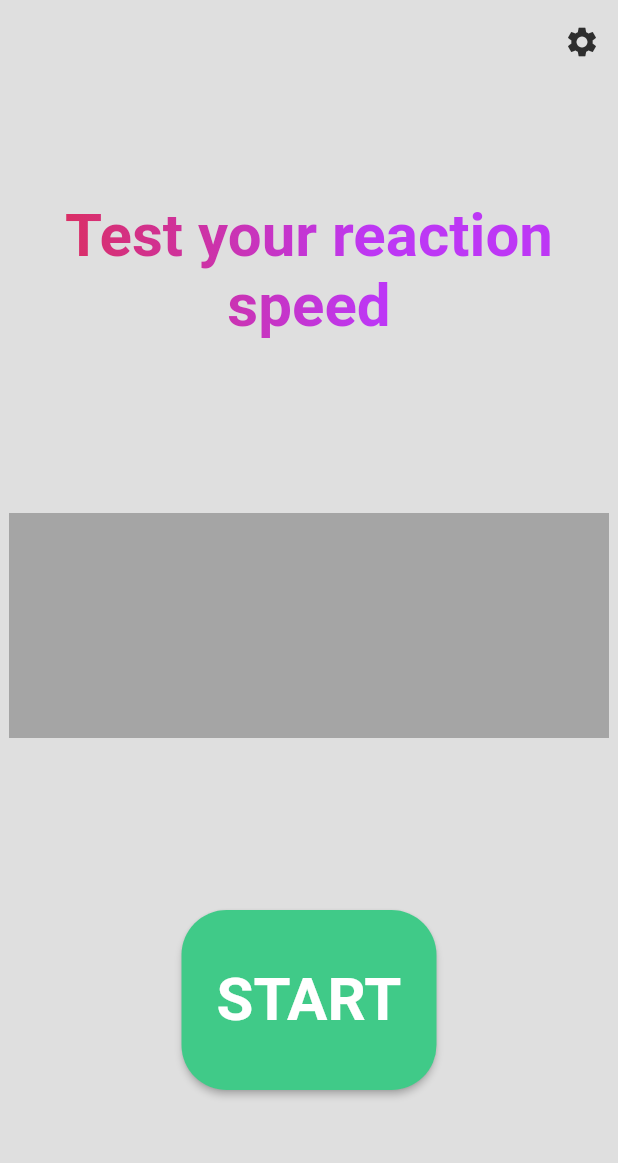
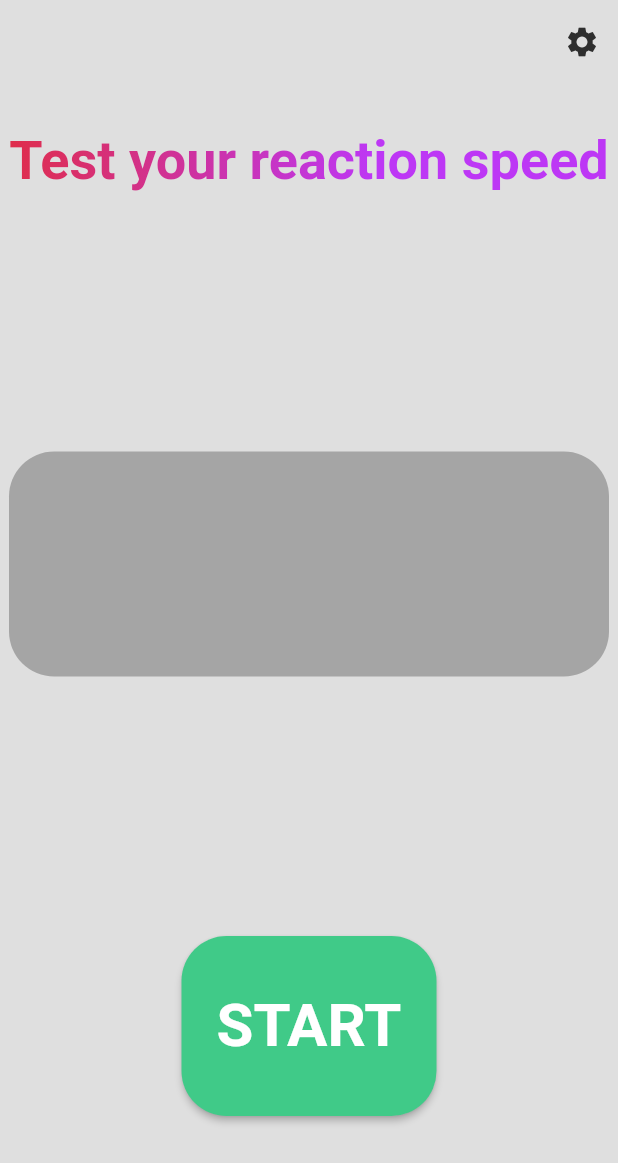
Before and after one commit to Carapacik/reaction_test, a Flutter app: the screen it shows after launch, on a phone screen of 412 x 824 dp. Shown: the top 1163 px of the screen. Run offline on Flutter 3.47's test engine with Material 2 defaults, Android fonts, the phone set to English and light mode, and no system bars; drawn by our look-alikes of google_mobile_ads; our stand-ins replace in_app_review, url_strategy; generated files the repository leaves out were written again; network calls fail.

Commit message:
Fixed the display for small devices

```diff
--- a/lib/reaction_test.dart
+++ b/lib/reaction_test.dart
@@ -53,9 +53,7 @@ class _ReactionTestState extends State<ReactionTest> {
           ),
         ],
       ),
-      body: Stack(
-        children: [
-          Column(
+      body: Column(
         children: [
           const Expanded(child: _Timer()),
           if (_bannerAd != null)
@@ -69,8 +67,6 @@ class _ReactionTestState extends State<ReactionTest> {
             )
           else
             const SizedBox(height: 50)
-            ],
-          ),
         ],
       ),
     );
@@ -99,24 +95,26 @@ class _TimerState extends State<_Timer> {
 
   @override
   Widget build(BuildContext context) {
-    return Column(
-      mainAxisAlignment: MainAxisAlignment.spaceAround,
+    return Padding(
+      padding: const EdgeInsets.symmetric(vertical: 30),
+      child: Column(
+        mainAxisAlignment: MainAxisAlignment.spaceBetween,
         children: [
-        Padding(
-          padding: const EdgeInsets.only(top: 30),
-          child: Text(
+          Text(
             "Test your reaction speed",
             textAlign: TextAlign.center,
             style: TextStyle(
-              fontSize: 40,
+              fontSize: 36,
               fontWeight: FontWeight.bold,
               foreground: Paint()..shader = _linearGradient,
             ),
           ),
-        ),
           Container(
             margin: const EdgeInsets.symmetric(vertical: 20),
+            decoration: BoxDecoration(
               color: Colors.black26,
+              borderRadius: BorderRadius.circular(30),
+            ),
             height: 150,
             width: 400,
             alignment: Alignment.center,
@@ -161,6 +159,7 @@ class _TimerState extends State<_Timer> {
             ),
           ),
         ],
+      ),
     );
   }
 
--- a/lib/settings/settings_view.dart
+++ b/lib/settings/settings_view.dart
@@ -13,7 +13,7 @@ class SettingsView extends StatelessWidget {
   Widget build(BuildContext context) {
     return Scaffold(
       appBar: AppBar(
-       title: const Text("Settings"),
+        title: const Text("Settings"),
       ),
       body: Center(
         child: Padding(
--- a/pubspec.yaml
+++ b/pubspec.yaml
@@ -3,7 +3,7 @@ description: Test your reaction
 
 publish_to: 'none'
 
-version: 1.1.0+5
+version: 1.1.1+6
 
 environment:
   sdk: ">=2.12.0 <3.0.0"
```
Lines whose indentation alone changed are shown as unchanged.
